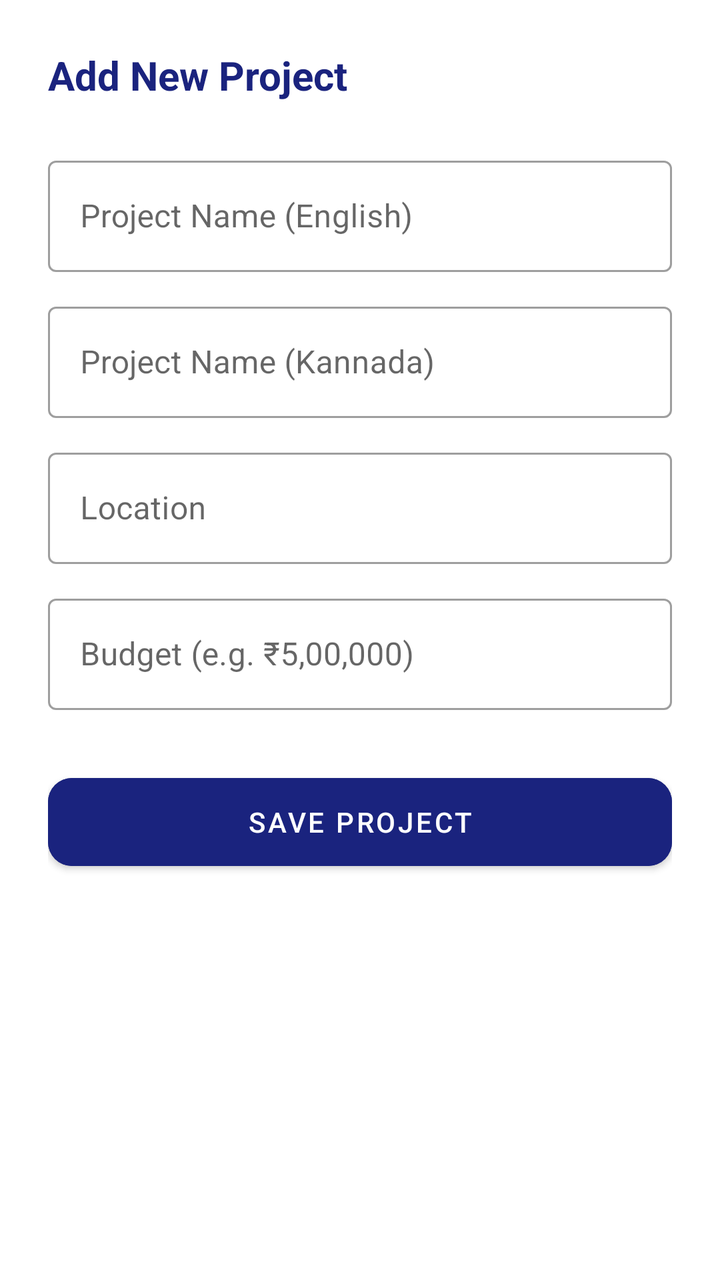
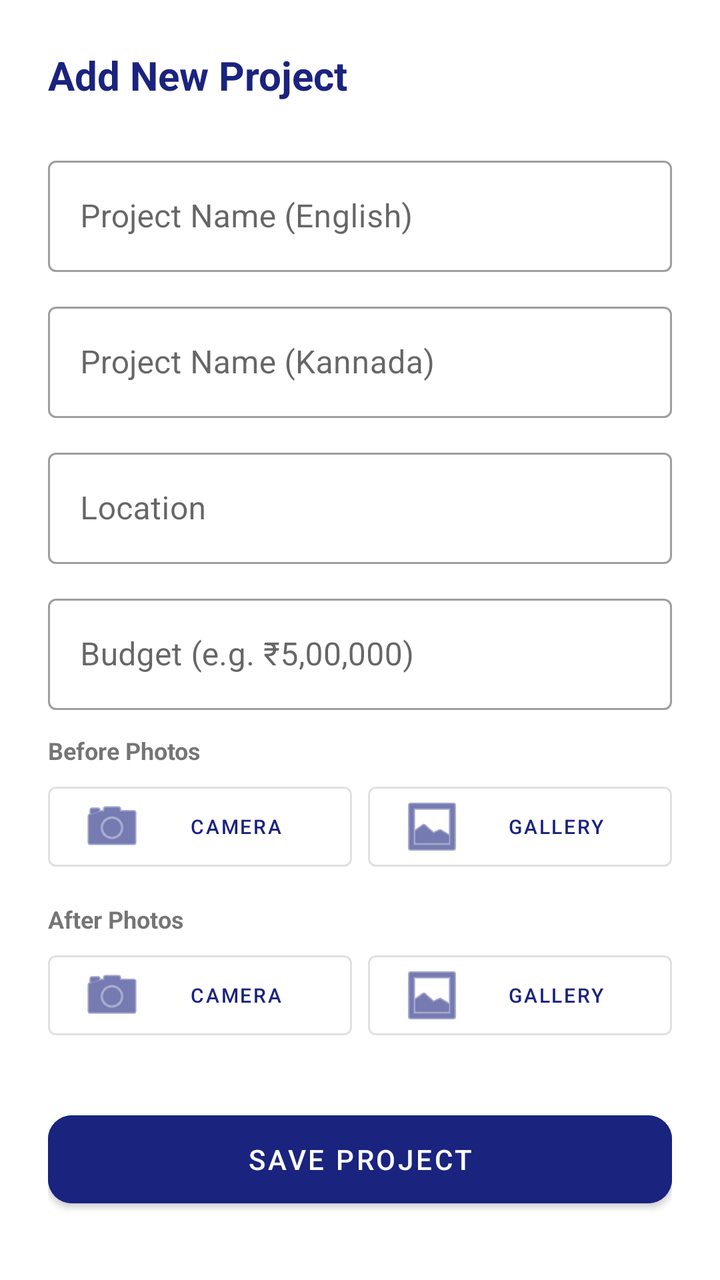

Compare the two renders of this Android layout. The source of the first and the diff that turns it into the second are given below.
<!-- AndroidManifest.xml: application theme Theme.GRAMA -->
<!-- res/layout/dialog_add_project.xml -->
<?xml version="1.0" encoding="utf-8"?>
<layout xmlns:android="http://schemas.android.com/apk/res/android"
    xmlns:app="http://schemas.android.com/apk/res-auto">

    <ScrollView
        android:layout_width="match_parent"
        android:layout_height="wrap_content">

        <LinearLayout
            android:layout_width="match_parent"
            android:layout_height="wrap_content"
            android:orientation="vertical"
            android:padding="24dp">

            <TextView
                android:layout_width="wrap_content"
                android:layout_height="wrap_content"
                android:text="Add New Project"
                android:textColor="#1A237E"
                android:textSize="20sp"
                android:textStyle="bold"
                android:layout_marginBottom="24dp" />

            <com.google.android.material.textfield.TextInputLayout
                style="@style/Widget.MaterialComponents.TextInputLayout.OutlinedBox"
                android:layout_width="match_parent"
                android:layout_height="wrap_content"
                android:hint="Project Name (English)"
                android:layout_marginBottom="12dp">
                <com.google.android.material.textfield.TextInputEditText
                    android:id="@+id/etProjectNameEn"
                    android:layout_width="match_parent"
                    android:layout_height="wrap_content" />
            </com.google.android.material.textfield.TextInputLayout>

            <com.google.android.material.textfield.TextInputLayout
                style="@style/Widget.MaterialComponents.TextInputLayout.OutlinedBox"
                android:layout_width="match_parent"
                android:layout_height="wrap_content"
                android:hint="Project Name (Kannada)"
                android:layout_marginBottom="12dp">
                <com.google.android.material.textfield.TextInputEditText
                    android:id="@+id/etProjectNameKn"
                    android:layout_width="match_parent"
                    android:layout_height="wrap_content" />
            </com.google.android.material.textfield.TextInputLayout>

            <com.google.android.material.textfield.TextInputLayout
                style="@style/Widget.MaterialComponents.TextInputLayout.OutlinedBox"
                android:layout_width="match_parent"
                android:layout_height="wrap_content"
                android:hint="Location"
                android:layout_marginBottom="12dp">
                <com.google.android.material.textfield.TextInputEditText
                    android:id="@+id/etLocation"
                    android:layout_width="match_parent"
                    android:layout_height="wrap_content" />
            </com.google.android.material.textfield.TextInputLayout>

            <com.google.android.material.textfield.TextInputLayout
                style="@style/Widget.MaterialComponents.TextInputLayout.OutlinedBox"
                android:layout_width="match_parent"
                android:layout_height="wrap_content"
                android:hint="Budget (e.g. ₹5,00,000)"
                android:layout_marginBottom="12dp">
                <com.google.android.material.textfield.TextInputEditText
                    android:id="@+id/etBudget"
                    android:layout_width="match_parent"
                    android:layout_height="wrap_content" />
            </com.google.android.material.textfield.TextInputLayout>

            <Button
                android:id="@+id/btnSave"
                android:layout_width="match_parent"
                android:layout_height="56dp"
                android:text="Save Project"
                android:layout_marginTop="16dp"
                app:cornerRadius="12dp"
                android:backgroundTint="#1A237E" />

        </LinearLayout>
    </ScrollView>
</layout>
<!-- resources referenced by this layout -->
<resources>
  <style name="Theme.GRAMA" parent="Theme.MaterialComponents.Light.NoActionBar">
          
          <item name="colorPrimary">#1A237E</item>
          <item name="colorPrimaryVariant">#000051</item>
          <item name="colorOnPrimary">@color/white</item>
          
          <item name="colorSecondary">#4CAF50</item>
          <item name="colorSecondaryVariant">#087f23</item>
          <item name="colorOnSecondary">@color/black</item>
          
          <item name="android:statusBarColor">@android:color/white</item>
          <item name="android:windowLightStatusBar">true</item>
          
      </style>
  <color name="white">#FFFFFFFF</color>
  <color name="black">#FF000000</color>
</resources>

<!-- the commit's change to res/layout/dialog_add_project.xml (unified diff, before → after) -->
@@ -69,6 +69,84 @@
                     android:layout_height="wrap_content" />
             </com.google.android.material.textfield.TextInputLayout>
 
+            <LinearLayout
+                android:layout_width="match_parent"
+                android:layout_height="wrap_content"
+                android:orientation="vertical"
+                android:layout_marginBottom="12dp">
+                <TextView
+                    android:layout_width="wrap_content"
+                    android:layout_height="wrap_content"
+                    android:text="Before Photos"
+                    android:textSize="12sp"
+                    android:textStyle="bold"
+                    android:layout_marginBottom="4dp"/>
+                <LinearLayout
+                    android:layout_width="match_parent"
+                    android:layout_height="wrap_content"
+                    android:orientation="horizontal">
+                    <Button
+                        android:id="@+id/btnCaptureBefore"
+                        style="?attr/materialButtonOutlinedStyle"
+                        android:layout_width="0dp"
+                        android:layout_height="wrap_content"
+                        android:layout_weight="1"
+                        android:layout_marginEnd="4dp"
+                        android:text="Camera"
+                        android:textSize="10sp"
+                        app:icon="@android:drawable/ic_menu_camera" />
+                    <Button
+                        android:id="@+id/btnGalleryBefore"
+                        style="?attr/materialButtonOutlinedStyle"
+                        android:layout_width="0dp"
+                        android:layout_height="wrap_content"
+                        android:layout_weight="1"
+                        android:layout_marginStart="4dp"
+                        android:text="Gallery"
+                        android:textSize="10sp"
+                        app:icon="@android:drawable/ic_menu_gallery" />
+                </LinearLayout>
+            </LinearLayout>
+
+            <LinearLayout
+                android:layout_width="match_parent"
+                android:layout_height="wrap_content"
+                android:orientation="vertical"
+                android:layout_marginBottom="12dp">
+                <TextView
+                    android:layout_width="wrap_content"
+                    android:layout_height="wrap_content"
+                    android:text="After Photos"
+                    android:textSize="12sp"
+                    android:textStyle="bold"
+                    android:layout_marginBottom="4dp"/>
+                <LinearLayout
+                    android:layout_width="match_parent"
+                    android:layout_height="wrap_content"
+                    android:orientation="horizontal">
+                    <Button
+                        android:id="@+id/btnCaptureAfter"
+                        style="?attr/materialButtonOutlinedStyle"
+                        android:layout_width="0dp"
+                        android:layout_height="wrap_content"
+                        android:layout_weight="1"
+                        android:layout_marginEnd="4dp"
+                        android:text="Camera"
+                        android:textSize="10sp"
+                        app:icon="@android:drawable/ic_menu_camera" />
+                    <Button
+                        android:id="@+id/btnGalleryAfter"
+                        style="?attr/materialButtonOutlinedStyle"
+                        android:layout_width="0dp"
+                        android:layout_height="wrap_content"
+                        android:layout_weight="1"
+                        android:layout_marginStart="4dp"
+                        android:text="Gallery"
+                        android:textSize="10sp"
+                        app:icon="@android:drawable/ic_menu_gallery" />
+                </LinearLayout>
+            </LinearLayout>
+
             <Button
                 android:id="@+id/btnSave"
                 android:layout_width="match_parent"
